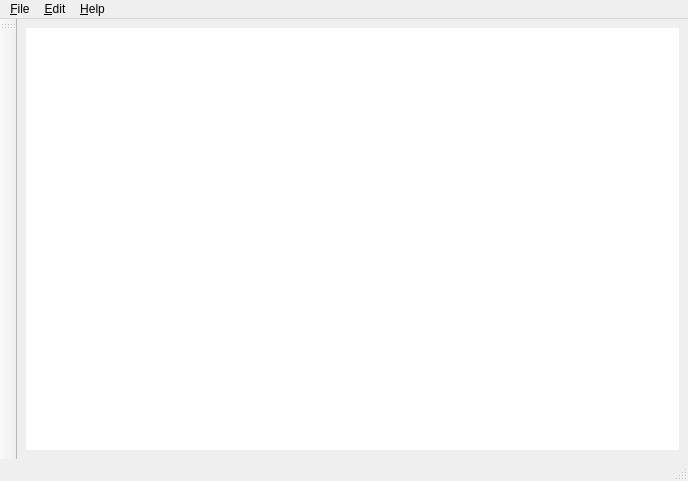
The window that nepali_spellcheck_v2/GUI/design.ui (foss-np/spellchecker-np) describes before a commit, drawn with Qt 5.
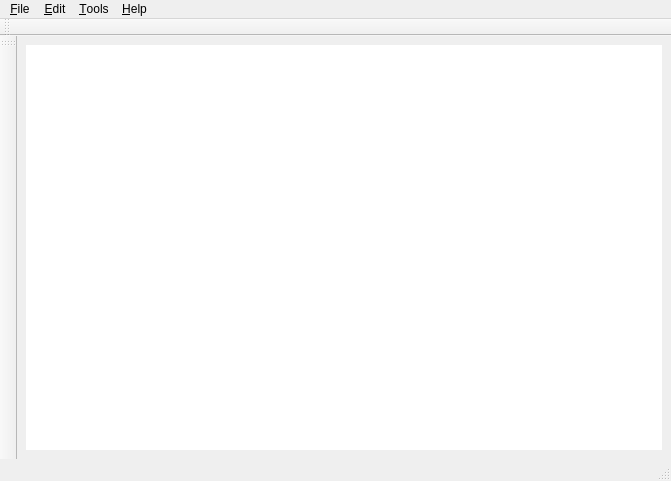
The same window after the commit. Icons and pictures are not drawn.

Diff of the .ui file:
```diff
--- a/nepali_spellcheck_v2/GUI/design.ui
+++ b/nepali_spellcheck_v2/GUI/design.ui
@@ -6,7 +6,7 @@
    <rect>
     <x>0</x>
     <y>0</y>
-    <width>688</width>
+    <width>671</width>
     <height>481</height>
    </rect>
   </property>
@@ -56,7 +56,7 @@
     <rect>
      <x>0</x>
      <y>0</y>
-     <width>688</width>
+     <width>671</width>
      <height>25</height>
     </rect>
    </property>
@@ -94,11 +94,20 @@
     <addaction name="actionUpdate"/>
     <addaction name="actionAbout"/>
    </widget>
+   <widget class="QMenu" name="menuTools">
+    <property name="title">
+     <string>&amp;Tools</string>
+    </property>
+    <addaction name="actionSearch"/>
+    <addaction name="actionReplace"/>
+    <addaction name="separator"/>
+    <addaction name="actionGoto"/>
+   </widget>
    <addaction name="menuFile"/>
    <addaction name="menuEdit"/>
+   <addaction name="menuTools"/>
    <addaction name="menuHelp"/>
   </widget>
-  <widget class="QStatusBar" name="statusbar"/>
   <widget class="QToolBar" name="toolBar">
    <property name="contextMenuPolicy">
     <enum>Qt::NoContextMenu</enum>
@@ -113,6 +122,18 @@
     <bool>false</bool>
    </attribute>
   </widget>
+  <widget class="QToolBar" name="formatBar">
+   <property name="windowTitle">
+    <string>toolBar_2</string>
+   </property>
+   <attribute name="toolBarArea">
+    <enum>TopToolBarArea</enum>
+   </attribute>
+   <attribute name="toolBarBreak">
+    <bool>false</bool>
+   </attribute>
+  </widget>
+  <widget class="QStatusBar" name="statusBar"/>
   <action name="actionNew">
    <property name="text">
     <string>&amp;New</string>
```
Left out of the diff: 123 changed lines with no effect on the pictures.
